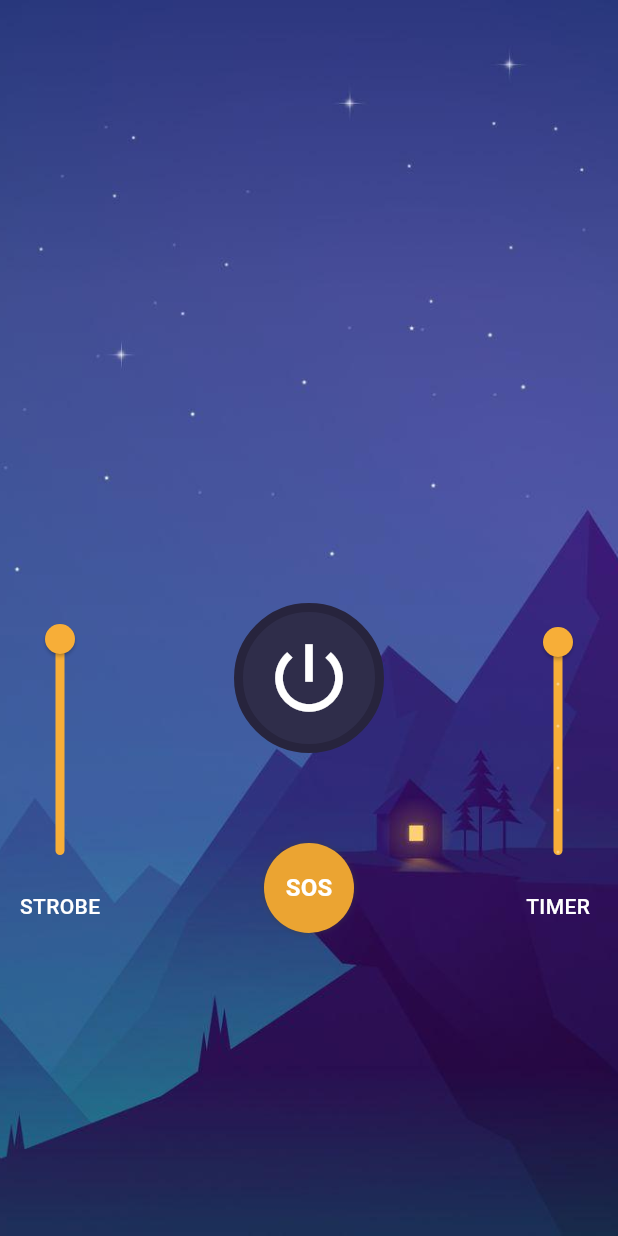
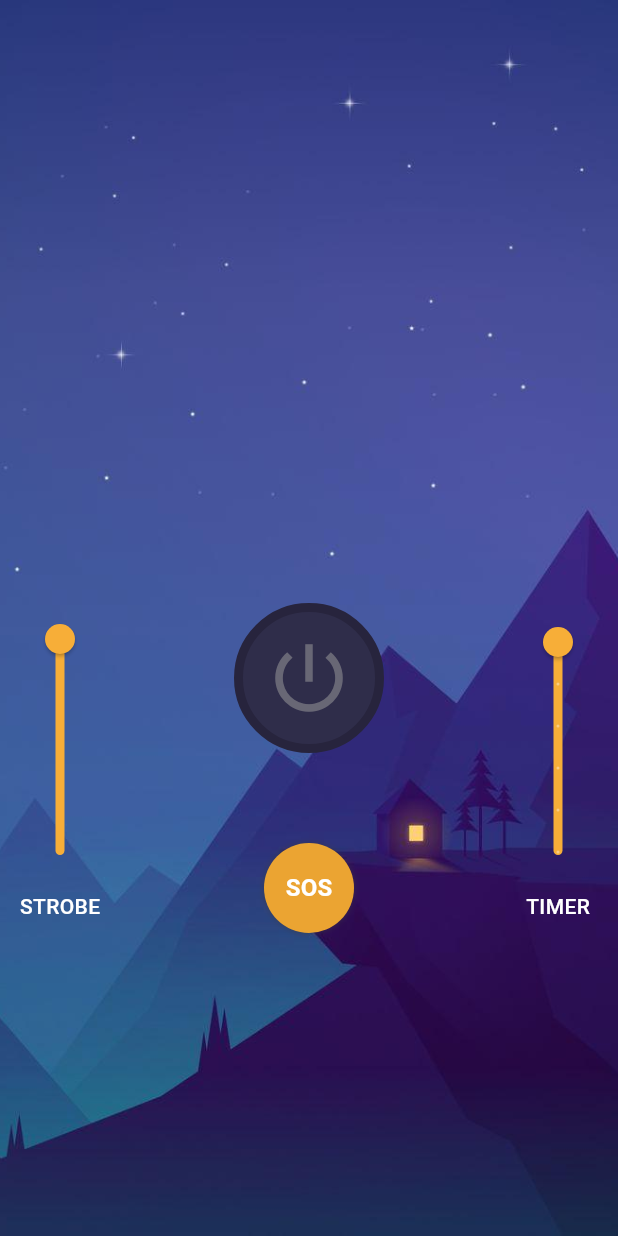
Before and after one commit to rony646/flashlight-app-flutter, a Flutter app: the screen it shows after launch, after a tap on "SOS", on a phone screen of 412 x 824 dp. Run offline on Flutter 3.47's test engine with Material 2 defaults, Android fonts, the phone set to English and light mode, and no system bars; our stand-ins replace audioplayers; missing offline and left inert: torch_controller.

Commit message:
feat: disabling buttons

```diff
--- a/lib/components/light_up_button.dart
+++ b/lib/components/light_up_button.dart
@@ -2,9 +2,11 @@ import 'package:flutter/material.dart';
 
 class LightUpButton extends StatelessWidget {
   final bool isActive;
+  final bool isDisabled;
   final Function(bool) onChange;
 
-  const LightUpButton(this.isActive, this.onChange, {super.key});
+  const LightUpButton(this.isActive, this.onChange, this.isDisabled,
+      {super.key});
 
   @override
   Widget build(BuildContext context) {
@@ -43,11 +45,11 @@ class LightUpButton extends StatelessWidget {
                   style: BorderStyle.solid,
                   width: 6)),
       child: IconButton(
-        color: Colors.white,
+        color: isDisabled ? const Color(0x849E9E9E) : Colors.white,
         iconSize: 60,
         icon: const Icon(Icons.power_settings_new),
         onPressed: () {
-          onChange(!isActive);
+          !isDisabled && onChange(!isActive);
         },
       ),
     );
--- a/lib/components/sos_button.dart
+++ b/lib/components/sos_button.dart
@@ -2,9 +2,10 @@ import 'package:flutter/material.dart';
 
 class SOSButton extends StatelessWidget {
   final Function(bool) onChange;
+  final bool isDisabled;
   final bool isActive;
 
-  const SOSButton(this.isActive, this.onChange, {super.key});
+  const SOSButton(this.isActive, this.onChange, this.isDisabled, {super.key});
 
   @override
   Widget build(BuildContext context) {
@@ -40,12 +41,15 @@ class SOSButton extends StatelessWidget {
           style: TextStyle(
             fontWeight: FontWeight.w700,
             fontSize: 16,
-            color:
-                isActive ? Colors.white : Theme.of(context).colorScheme.primary,
+            color: isActive
+                ? Colors.white
+                : isDisabled
+                    ? const Color(0x849E9E9E)
+                    : Theme.of(context).colorScheme.primary,
           ),
         ),
         onPressed: () {
-          onChange(!isActive);
+          !isDisabled && onChange(!isActive);
         },
       ),
     );
--- a/lib/main.dart
+++ b/lib/main.dart
@@ -30,6 +30,7 @@
   double timerValue = 60.0;
 
   playSound() async {
+    player.setVolume(1);
     player.setReleaseMode(ReleaseMode.loop);
     await player.play(AssetSource('sounds/sos.mp3'));
   }
@@ -130,8 +131,10 @@
                 Column(
                     mainAxisAlignment: MainAxisAlignment.spaceBetween,
                     children: [
-                      LightUpButton(lightIsOn, handleFlashlightToggle),
-                      SOSButton(SOSModeOn, handleSOSModeToggle),
+                      LightUpButton(
+                          lightIsOn, handleFlashlightToggle, SOSModeOn),
+                      SOSButton(SOSModeOn, handleSOSModeToggle,
+                          (!SOSModeOn && lightIsOn)),
                     ]),
                 TimerSlider(
                   strobeValue: timerValue,
```
Also changed, not shown: pubspec.lock.
